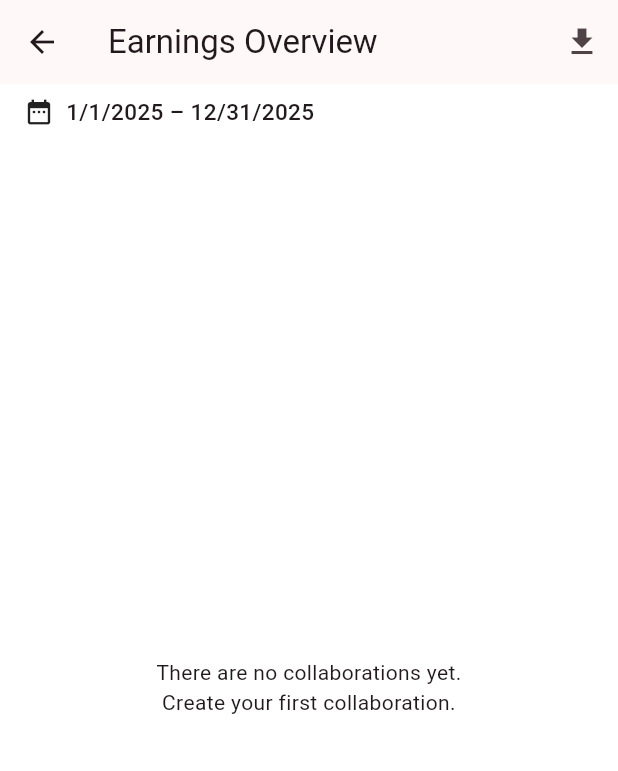
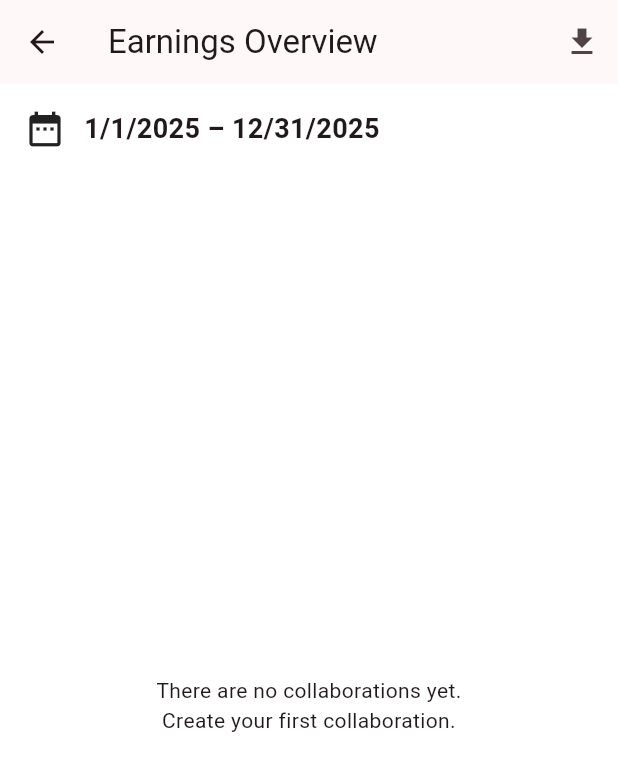
Before and after one commit to ph1l1pF/CollabFlow, a Flutter app: the EarningsOverviewPage screen opened directly, on a phone screen of 412 x 824 dp. Shown: the top 771 px of the screen. Run offline on Flutter 3.47's test engine with Material 3 defaults, Android fonts, the phone set to English and light mode, and no system bars; our stand-ins replace flutter_local_notifications, flutter_secure_storage, hive, hive_flutter, pdf, share_plus and 4 more; missing offline and left inert: store_checker; accounts and stored records are empty.

Commit message:
bigger date text

```diff
--- a/lib/views/earnings-overview/earnings-overview.dart
+++ b/lib/views/earnings-overview/earnings-overview.dart
@@ -129,17 +129,18 @@ class _EarningsOverviewPageState extends State<EarningsOverviewPage> {
             children: [
               Padding(
                 padding: const EdgeInsets.symmetric(
-                  vertical: 8,
+                  vertical: 16,
                   horizontal: 16,
                 ),
                 child: Row(
                   children: [
                     GestureDetector(
                       onTap: _openDateRangePicker,
-                      child: const Icon(Icons.date_range, size: 20),
+                      child: const Icon(Icons.date_range, size: 28),
                     ),
-                    const SizedBox(width: 8),
-                    GestureDetector(
+                    const SizedBox(width: 12),
+                    Expanded(
+                      child: GestureDetector(
                         onTap: _openDateRangePicker,
                         child: Text(
                           _selectedRange == null
@@ -147,8 +148,9 @@ class _EarningsOverviewPageState extends State<EarningsOverviewPage> {
                                     "All timeframes")
                               : "${DateFormat.yMd(Localizations.localeOf(context).toString()).format(_selectedRange!.start)} – ${DateFormat.yMd(Localizations.localeOf(context).toString()).format(_selectedRange!.end)}",
                           style: const TextStyle(
-                          fontSize: 15,
-                          fontWeight: FontWeight.w500,
+                            fontSize: 18,
+                            fontWeight: FontWeight.w600,
+                          ),
                         ),
                       ),
                     ),
```
Lines whose indentation alone changed are shown as unchanged.
